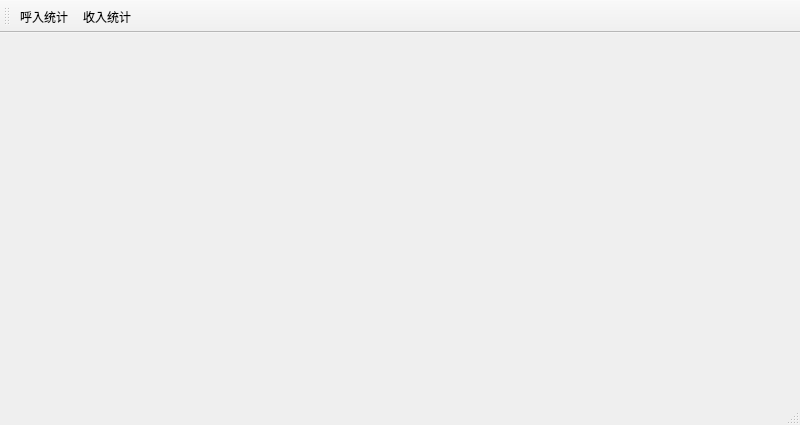
This is mainwindow/mainwindow.ui in NodYoung/yyfang_job as Qt 5 draws it before an edit. The edited form follows.
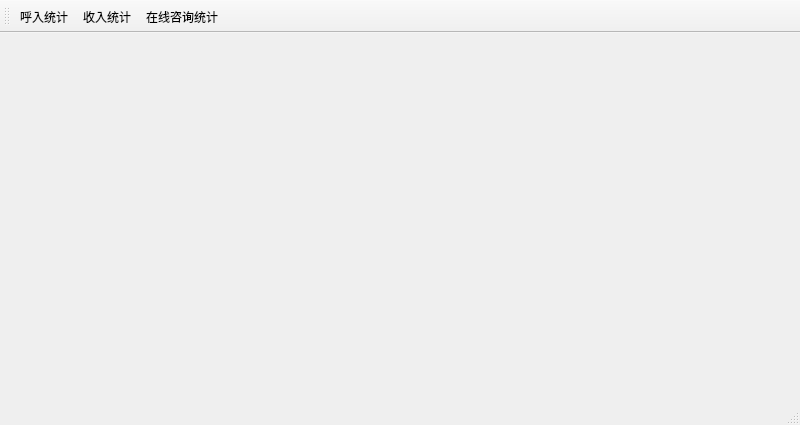
This is the edited form.

Commit message: calls中添加每天接通量统计，每个人的通话时长；新加会话报表的时间段统计

What changed in the file:
```diff
--- a/mainwindow/mainwindow.ui
+++ b/mainwindow/mainwindow.ui
@@ -27,6 +27,7 @@
    </attribute>
    <addaction name="action_calls"/>
    <addaction name="action_income"/>
+   <addaction name="action_online"/>
   </widget>
   <action name="action_calls">
    <property name="text">
@@ -38,6 +39,11 @@
     <string>收入统计</string>
    </property>
   </action>
+  <action name="action_online">
+   <property name="text">
+    <string>在线咨询统计</string>
+   </property>
+  </action>
  </widget>
  <resources/>
  <connections/>
```
The commit also changes 11 other files.
